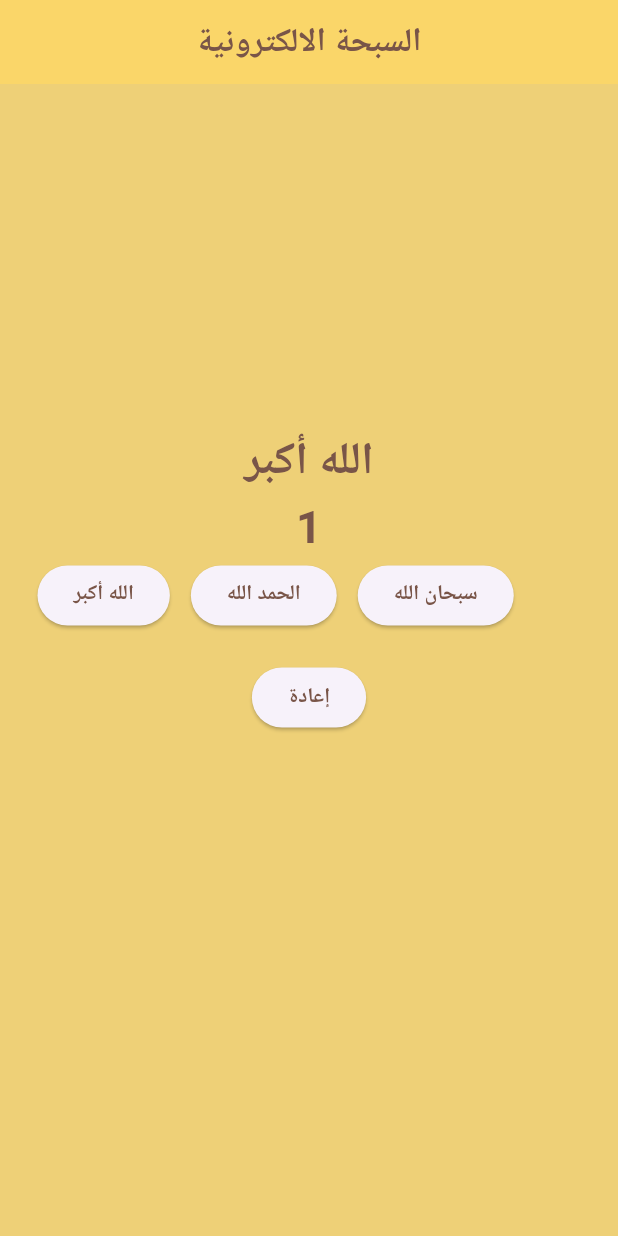
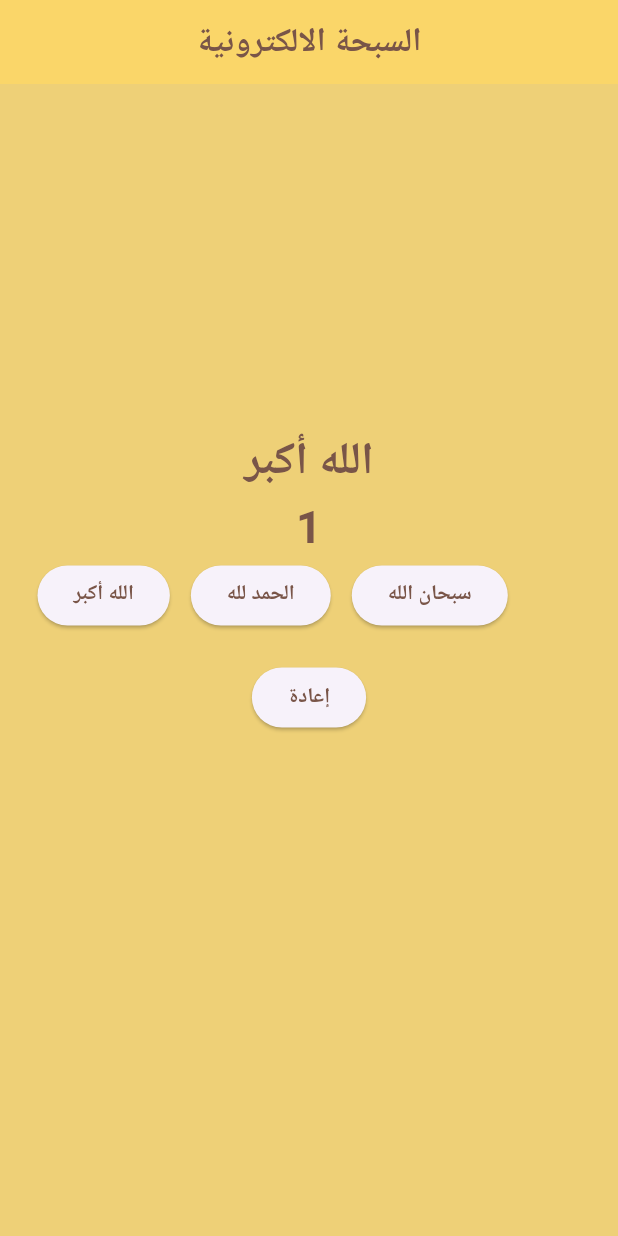
Before and after one commit to Moha-nad/Mohanad_Alnahdi, a Flutter app: the screen it shows after launch, after a tap on "الله أكبر", on a phone screen of 412 x 824 dp. Run offline on Flutter 3.47's test engine with Material 3 defaults, Android fonts, the phone set to English and light mode, and no system bars.

Commit message:
Refactor count variables and update messages

```diff
--- a/lib/main.dart
+++ b/lib/main.dart
@@ -22,15 +22,15 @@ class MohanadAppState extends State<MohanadPage> {
   String message = "بسم الله الرحمن الرحيم";
 
   int counter = 0;
-  int count = 0;
+  int count1 = 0;
   int count2 = 0;
   int count3 = 0;
 
   void resetCount() {
     setState(() {
-      message = "إعادة";
+      message = "بسم الله الرحمن الرحيم";
       counter = 0;
-      count = 0;
+      count1 = 0;
       count2 = 0;
       count3 = 0;
     });
@@ -80,7 +80,7 @@ class MohanadAppState extends State<MohanadPage> {
                   onPressed: () {
                     setState(() {
                       message = "الله أكبر";
-                      counter = ++count;
+                      counter = ++count1;
                     });
                   },
 
@@ -98,12 +98,12 @@ class MohanadAppState extends State<MohanadPage> {
                 ElevatedButton(
                   onPressed: () {
                     setState(() {
-                      message = "الحمد الله";
+                      message = "الحمد لله";
                       counter = ++count2;
                     });
                   },
                   child: Text(
-                    "الحمد الله",
+                    "الحمد لله",
                     style: TextStyle(
                       color: Colors.brown,
                       fontWeight: FontWeight.bold,
```
